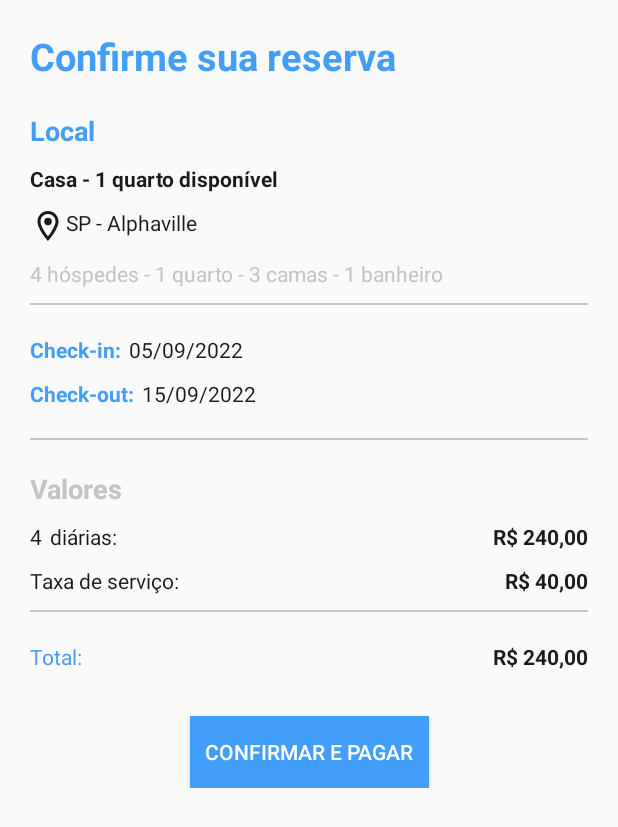
After one commit to Queerfy/mobile-queerfy, an Android app: the ConfirmationActivity screen opened directly, with no data from a screen before it, on a phone screen of 412 x 824 dp. The commit adds this screen. Shown: the top 827 px of the screen. Run offline under Robolectric (Android 15) with nearby library versions, the phone set to English and light mode, and no system bars.

Commit message:
init confirmation activity

```diff
--- a/app/src/main/AndroidManifest.xml
+++ b/app/src/main/AndroidManifest.xml
@@ -10,8 +10,11 @@
         android:label="@string/app_name"
         android:roundIcon="@mipmap/ic_logo_queerfy_round"
         android:supportsRtl="true"
-        android:usesCleartextTraffic="true"
-        android:theme="@style/Theme.AppCompat.Light.NoActionBar">
+        android:theme="@style/Theme.AppCompat.Light.NoActionBar"
+        android:usesCleartextTraffic="true">
+        <activity
+            android:name=".view.ConfirmationActivity"
+            android:exported="false" />
         <activity
             android:name=".view.ToPlanRegisterActivity"
             android:exported="false" />
--- /dev/null
+++ b/app/src/main/java/com/example/queerfy/view/ConfirmationActivity.kt
@@ -0,0 +1,12 @@
+package com.example.queerfy.view
+
+import androidx.appcompat.app.AppCompatActivity
+import android.os.Bundle
+import com.example.queerfy.R
+
+class ConfirmationActivity : AppCompatActivity() {
+    override fun onCreate(savedInstanceState: Bundle?) {
+        super.onCreate(savedInstanceState)
+        setContentView(R.layout.activity_confirmation)
+    }
+}
--- /dev/null
+++ b/app/src/main/res/drawable/ic_map_pin.xml
@@ -0,0 +1,13 @@
+<vector xmlns:android="http://schemas.android.com/apk/res/android"
+    android:width="24dp"
+    android:height="24dp"
+    android:viewportWidth="24"
+    android:viewportHeight="24"
+    android:tint="?attr/colorControlNormal">
+  <path
+      android:fillColor="@android:color/white"
+      android:pathData="M12,2C8.13,2 5,5.13 5,9c0,5.25 7,13 7,13s7,-7.75 7,-13c0,-3.87 -3.13,-7 -7,-7zM7,9c0,-2.76 2.24,-5 5,-5s5,2.24 5,5c0,2.88 -2.88,7.19 -5,9.88C9.92,16.21 7,11.85 7,9z"/>
+  <path
+      android:fillColor="@android:color/white"
+      android:pathData="M12,9m-2.5,0a2.5,2.5 0,1 1,5 0a2.5,2.5 0,1 1,-5 0"/>
+</vector>
--- /dev/null
+++ b/app/src/main/res/layout/activity_confirmation.xml
@@ -0,0 +1,219 @@
+<?xml version="1.0" encoding="utf-8"?>
+<LinearLayout xmlns:android="http://schemas.android.com/apk/res/android"
+    xmlns:app="http://schemas.android.com/apk/res-auto"
+    xmlns:tools="http://schemas.android.com/tools"
+    android:layout_width="match_parent"
+    android:layout_height="match_parent"
+    android:layout_margin="20dp"
+    android:orientation="vertical"
+    tools:context=".view.ConfirmationActivity">
+
+    <TextView
+        android:layout_width="wrap_content"
+        android:layout_height="wrap_content"
+        android:text="@string/confirmation_title"
+        android:textColor="@color/blue"
+        android:textSize="25sp"
+        android:textStyle="bold" />
+
+    <TextView
+        android:layout_width="wrap_content"
+        android:layout_height="wrap_content"
+        android:layout_marginTop="20dp"
+        android:text="@string/confirmation_address_subtitle"
+        android:textColor="@color/blue"
+        android:textSize="18sp"
+        android:textStyle="bold" />
+
+    <TextView
+        android:layout_width="wrap_content"
+        android:layout_height="wrap_content"
+        android:layout_marginTop="10dp"
+        android:text="@string/confirmation_address"
+        android:textColor="@color/font"
+        android:textStyle="bold" />
+
+    <TextView
+        android:layout_width="wrap_content"
+        android:layout_height="wrap_content"
+        android:layout_marginTop="10dp"
+        android:text="@string/confirmation_address_location"
+        android:textColor="@color/font"
+        app:drawableStartCompat="@drawable/ic_map_pin"
+        app:drawableTint="@color/font" />
+
+    <TextView
+        android:layout_width="wrap_content"
+        android:layout_height="wrap_content"
+        android:layout_marginTop="10dp"
+        android:text="@string/confirmation_address_characteristics"
+        android:textColor="@color/border_dark" />
+
+    <FrameLayout
+        android:layout_width="match_parent"
+        android:layout_height="1dp"
+        android:layout_marginTop="10dp"
+        android:layout_marginBottom="20dp"
+        android:background="@color/border_dark" />
+
+    <LinearLayout
+        android:layout_width="match_parent"
+        android:layout_height="wrap_content"
+        android:orientation="horizontal">
+
+        <TextView
+            android:layout_width="wrap_content"
+            android:layout_height="wrap_content"
+            android:text="@string/confirmation_check_in_title"
+            android:textColor="@color/blue"
+            android:textStyle="bold" />
+
+        <TextView
+            android:layout_width="wrap_content"
+            android:layout_height="wrap_content"
+            android:layout_marginStart="5dp"
+            android:text="@string/confirmation_check_in_date"
+            android:textColor="@color/font" />
+    </LinearLayout>
+
+    <LinearLayout
+        android:layout_width="match_parent"
+        android:layout_height="wrap_content"
+        android:layout_marginTop="10dp"
+        android:orientation="horizontal">
+
+        <TextView
+            android:layout_width="wrap_content"
+            android:layout_height="wrap_content"
+            android:text="@string/confirmation_check_out_title"
+            android:textColor="@color/blue"
+            android:textStyle="bold" />
+
+        <TextView
+            android:layout_width="wrap_content"
+            android:layout_height="wrap_content"
+            android:layout_marginStart="5dp"
+            android:text="@string/confirmation_check_out_date"
+            android:textColor="@color/font" />
+    </LinearLayout>
+
+    <FrameLayout
+        android:layout_width="match_parent"
+        android:layout_height="1dp"
+        android:layout_marginTop="20dp"
+        android:layout_marginBottom="10dp"
+        android:background="@color/border_dark"
+        app:layout_constraintLeft_toLeftOf="parent"
+        app:layout_constraintTop_toBottomOf="@id/confirmation_service_tax_value" />
+
+    <TextView
+        android:layout_width="wrap_content"
+        android:layout_height="wrap_content"
+        android:layout_marginTop="10dp"
+        android:layout_marginBottom="10dp"
+        android:text="@string/confirmation_values_title"
+        android:textColor="@color/border_dark"
+        android:textSize="18sp"
+        android:textStyle="bold" />
+
+    <androidx.constraintlayout.widget.ConstraintLayout
+        android:layout_width="match_parent"
+        android:layout_height="wrap_content">
+
+        <TextView
+            android:id="@+id/confirmation_total_nights"
+            android:layout_width="wrap_content"
+            android:layout_height="wrap_content"
+            android:text="@string/confirmation_total_nights"
+            android:textColor="@color/font"
+            app:layout_constraintLeft_toLeftOf="parent"
+            app:layout_constraintTop_toTopOf="parent" />
+
+        <TextView
+            android:layout_width="wrap_content"
+            android:layout_height="wrap_content"
+            android:layout_marginStart="5dp"
+            android:text="@string/confirmation_total_nights_label"
+            android:textColor="@color/font"
+            app:layout_constraintLeft_toRightOf="@id/confirmation_total_nights"
+            app:layout_constraintTop_toTopOf="parent" />
+
+        <TextView
+            android:id="@+id/confirmation_total_nights_value"
+            android:layout_width="wrap_content"
+            android:layout_height="wrap_content"
+            android:text="@string/confirmation_total_nights_value"
+            android:textAlignment="textEnd"
+            android:textColor="@color/font"
+            android:textStyle="bold"
+            app:layout_constraintRight_toRightOf="parent"
+            app:layout_constraintTop_toTopOf="parent" />
+
+        <TextView
+            android:layout_width="wrap_content"
+            android:layout_height="wrap_content"
+            android:layout_marginTop="10dp"
+            android:text="@string/confirmation_service_tax_label"
+            android:textColor="@color/font"
+            app:layout_constraintLeft_toLeftOf="parent"
+            app:layout_constraintTop_toBottomOf="@id/confirmation_total_nights" />
+
+        <TextView
+            android:id="@+id/confirmation_service_tax_value"
+            android:layout_width="wrap_content"
+            android:layout_height="wrap_content"
+            android:layout_marginTop="10dp"
+            android:text="@string/confirmation_service_tax_value"
+            android:textAlignment="textEnd"
+            android:textColor="@color/font"
+            android:textStyle="bold"
+            app:layout_constraintRight_toRightOf="parent"
+            app:layout_constraintTop_toBottomOf="@id/confirmation_total_nights_value" />
+
+        <FrameLayout
+            android:id="@+id/confirmation_second_divider"
+            android:layout_width="match_parent"
+            android:layout_height="1dp"
+            android:layout_marginTop="10dp"
+            android:layout_marginBottom="10dp"
+            android:background="@color/border_dark"
+            app:layout_constraintLeft_toLeftOf="parent"
+            app:layout_constraintTop_toBottomOf="@id/confirmation_service_tax_value" />
+
+        <TextView
+            android:id="@+id/confirmation_total_label"
+            android:layout_width="wrap_content"
+            android:layout_height="wrap_content"
+            android:layout_marginTop="20dp"
+            android:text="@string/confirmation_total_label"
+            android:textColor="@color/blue"
+            app:layout_constraintLeft_toLeftOf="parent"
+            app:layout_constraintTop_toBottomOf="@id/confirmation_second_divider" />
+
+        <TextView
+            android:id="@+id/confirmation_total_value"
+            android:layout_width="wrap_content"
+            android:layout_height="wrap_content"
+            android:layout_marginTop="20dp"
+            android:text="@string/confirmation_total_nights_value"
+            android:textAlignment="textEnd"
+            android:textColor="@color/font"
+            android:textStyle="bold"
+            app:layout_constraintRight_toRightOf="parent"
+            app:layout_constraintTop_toBottomOf="@id/confirmation_second_divider" />
+
+        <Button
+            android:layout_width="wrap_content"
+            android:layout_height="wrap_content"
+            android:layout_marginTop="30dp"
+            android:background="@color/blue"
+            android:padding="10dp"
+            android:text="@string/confirmation_submit_button"
+            android:textColor="@color/white"
+            app:layout_constraintLeft_toLeftOf="parent"
+            app:layout_constraintRight_toRightOf="parent"
+            app:layout_constraintTop_toBottomOf="@id/confirmation_total_label" />
+
+    </androidx.constraintlayout.widget.ConstraintLayout>
+
+</LinearLayout>
--- a/app/src/main/res/values/strings.xml
+++ b/app/src/main/res/values/strings.xml
@@ -68,4 +68,21 @@
     <string name="title_your_ad">Hora de dar cara ao seu anúncio</string>
     <string name="best_photos">Escolha as melhores fotos</string>
     <string name="upload_photos">Envie fotos a partir do seu dispositivos</string>
+    <string name="confirmation_title">Confirme sua reserva</string>
+    <string name="confirmation_address_subtitle">Local</string>
+    <string name="confirmation_address">Casa - 1 quarto disponível</string>
+    <string name="confirmation_address_location">SP - Alphaville</string>
+    <string name="confirmation_address_characteristics">4 hóspedes - 1 quarto - 3 camas - 1 banheiro</string>
+    <string name="confirmation_check_in_title">Check-in:</string>
+    <string name="confirmation_check_in_date">05/09/2022</string>
+    <string name="confirmation_check_out_title">Check-out:</string>
+    <string name="confirmation_check_out_date">15/09/2022</string>
+    <string name="confirmation_values_title">Valores</string>
+    <string name="confirmation_total_nights">4</string>
+    <string name="confirmation_total_nights_label">diárias:</string>
+    <string name="confirmation_total_nights_value">R$ 240,00</string>
+    <string name="confirmation_service_tax_label">Taxa de serviço:</string>
+    <string name="confirmation_service_tax_value">R$ 40,00</string>
+    <string name="confirmation_total_label">Total:</string>
+    <string name="confirmation_submit_button">Confirmar e pagar</string>
 </resources>
--- a/build.gradle
+++ b/build.gradle
@@ -2,7 +2,7 @@
 plugins {
     id 'com.android.application' version '7.1.2' apply false
     id 'com.android.library' version '7.1.2' apply false
-    id 'org.jetbrains.kotlin.android' version '1.6.10' apply false
+    id 'org.jetbrains.kotlin.android' version '1.6.20' apply false
 }
 
 task clean(type: Delete) {
```
